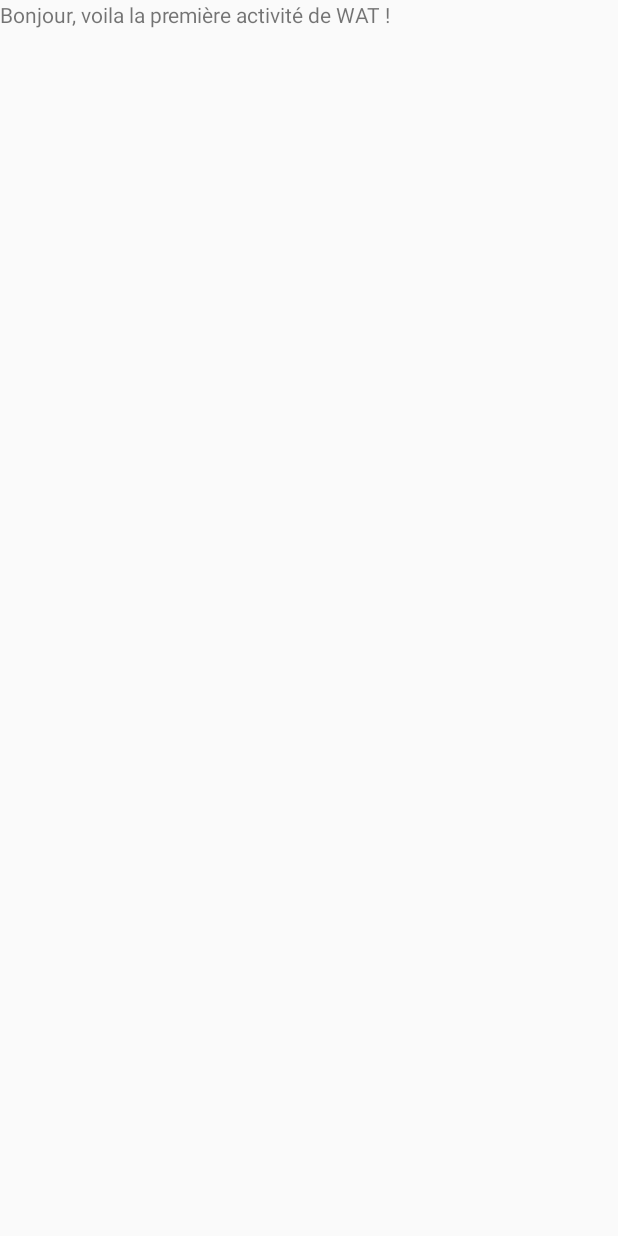
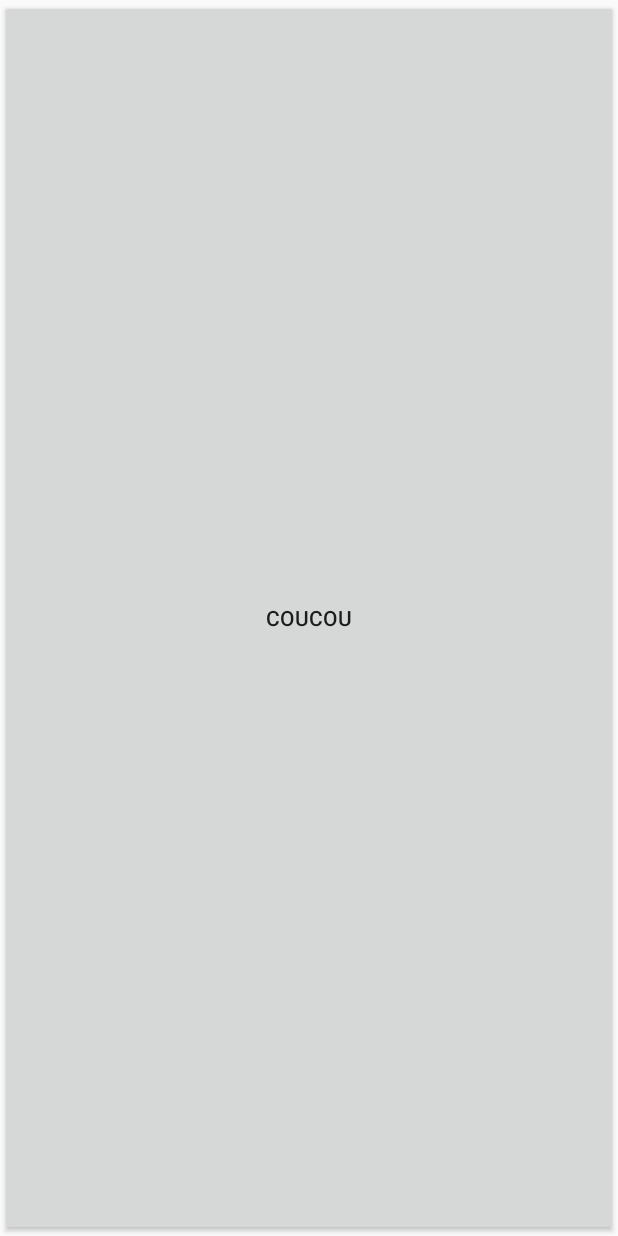
Before and after one commit to TanguyLe/WAT, an Android app: the screen it shows after launch (MainActivity), on a phone screen of 412 x 824 dp. Before the commit the screen is almost empty. Run offline under Robolectric (Android 15) with nearby library versions, the phone set to English and light mode, and no system bars.

Commit message:
Button playing

```diff
--- a/app/src/main/java/com/studio/tlfam/wat/MainActivity.java
+++ b/app/src/main/java/com/studio/tlfam/wat/MainActivity.java
@@ -1,19 +1,45 @@
 package com.studio.tlfam.wat;
 
 import android.app.Activity;
+import android.content.DialogInterface;
 import android.os.Bundle;
+import android.support.v4.widget.TextViewCompat;
+import android.view.MotionEvent;
+import android.view.View;
+import android.widget.Button;
 import android.widget.TextView;
 
 
 public class MainActivity extends Activity {
+    Button monbouton = null;
+    TextView myText = null;
+
+
+    private View.OnClickListener clickListenerButtons = new View.OnClickListener() {
+        @Override
+        public void onClick(View v) {
+            if(monbouton.getText() == "Yolo")
+                monbouton.setText("Lala");
+            else
+                monbouton.setText("Yolo");
+        }
+    };
+
+    private View.OnTouchListener touchListenerButtons = new View.OnTouchListener() {
+        @Override
+        public boolean onTouch(View v, MotionEvent event) {
+            monbouton.setTextSize(Math.abs(event.getX() - monbouton.getWidth() / 2) +
+                                  Math.abs(event.getY() - monbouton.getHeight() / 2));
+            return true;
+        }
+    };
 
     @Override
     protected void onCreate(Bundle savedInstanceState) {
         super.onCreate(savedInstanceState);
-        setContentView(R.layout.activity_main);
+        setContentView(R.layout.exercice_layout);
 
-        TextView text = new TextView(this);
-        text.setText("Bonjour, voila la première activité de WAT !");
-        setContentView(text);
+        monbouton = (Button)findViewById(R.id.bouton);
+        monbouton.setOnTouchListener(touchListenerButtons);
     }
 }
--- /dev/null
+++ b/app/src/main/res/layout/exercice_layout.xml
@@ -0,0 +1,14 @@
+<?xml version="1.0" encoding="utf-8"?>
+<LinearLayout xmlns:android="http://schemas.android.com/apk/res/android"
+    android:orientation="vertical"
+    android:layout_width="fill_parent"
+    android:layout_height="fill_parent" >
+
+    <Button
+        android:id="@+id/bouton"
+        android:layout_width="fill_parent"
+        android:layout_height="fill_parent"
+        android:layout_gravity="center"
+        android:text="Coucou" />
+
+</LinearLayout>
--- /dev/null
+++ b/app/src/main/res/layout/secondary_activity.xml
@@ -0,0 +1,6 @@
+<?xml version="1.0" encoding="utf-8"?>
+<LinearLayout xmlns:android="http://schemas.android.com/apk/res/android"
+    android:orientation="vertical" android:layout_width="match_parent"
+    android:layout_height="match_parent">
+
+</LinearLayout>
```
Also changed, not shown: app/src/main/java/com/studio/tlfam/wat/SecondaryActivity.java (added, +20 -0 lines), app/src/main/res/layout/activity_main.xml (+29 -1 lines).
